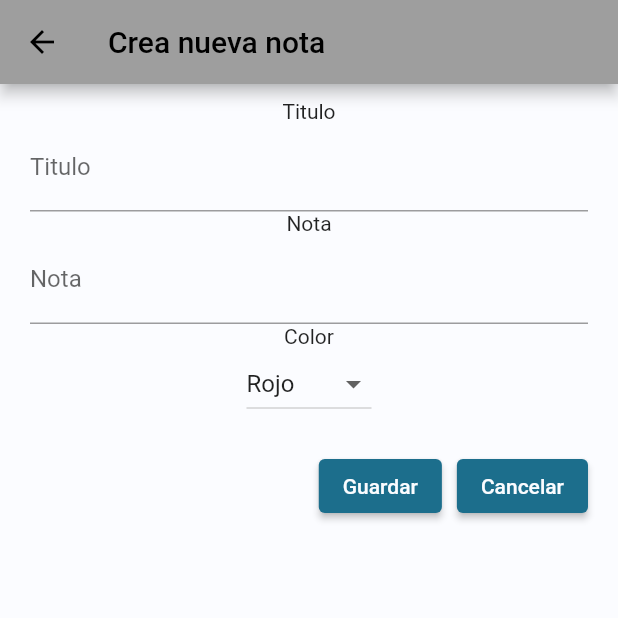
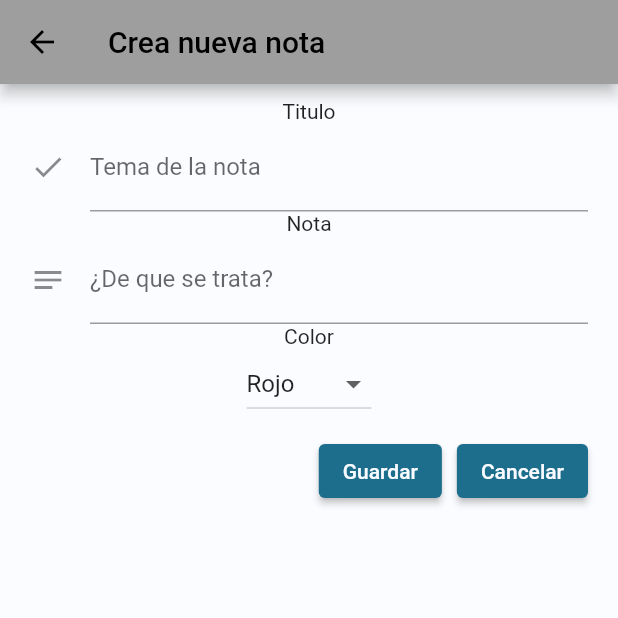
Before and after one commit to fercho-discuciones/Proyecto_final_equipo_7, a Flutter app: the Import screen opened directly, on a phone screen of 412 x 824 dp, the top half of it. Run offline on Flutter 3.47's test engine with Material 2 defaults, Android fonts, the phone set to English and light mode, and no system bars; our stand-ins replace shared_preferences, table_calendar; accounts and stored records are empty.

Commit message:
solved bugs

```diff
--- a/lib/CreateNote.dart
+++ b/lib/CreateNote.dart
@@ -30,7 +30,7 @@ class _ImportState extends State<Import> {
                 });
               },
               decoration: InputDecoration(
-                labelText: 'Titulo'),
+                icon: Icon(Icons.check) , labelText: 'Tema de la nota')
             ),
             Text('Nota'),
             TextFormField(
@@ -40,12 +40,12 @@ class _ImportState extends State<Import> {
                 });
               },
               decoration: InputDecoration(
-                labelText: 'Nota',
+                icon:Icon(Icons.notes_outlined),labelText: '¿De que se trata?',
               )
             ),
             Text('Color'),
             DropdownButton<Color>(
-              hint: Text("Hola"),
+              //hint: Text("Hola"),
               value: selectedColor,
               onChanged: (color) {
                 setState(() {
@@ -81,7 +81,7 @@ class _ImportState extends State<Import> {
                 ),
               ],
             ),
-            SizedBox(height: 20),
+            SizedBox(height: 10),
             Row(
               mainAxisAlignment: MainAxisAlignment.end,
               children:[
--- a/lib/Drawer.dart
+++ b/lib/Drawer.dart
@@ -108,7 +108,7 @@ class _MyDrawerState extends State<MyDrawer> {
   getName() async{
     SharedPreferences prefs = await SharedPreferences.getInstance();
 
-    name = await prefs.getString('nam')??"";
+    name = await prefs.getString('nam')??"Usuario";
     setState(()=>name);
     //n = name.substring(0,1);
   }
--- a/lib/FirstScreen.dart
+++ b/lib/FirstScreen.dart
@@ -50,9 +50,9 @@ class _FirstScreenState extends State<FirstScreen> {
       a = a.substring(17);
       if(a != '00.000Z'){
         texto = "Sin fecha establecida";
-        print(focusedDay);
+        /*print(focusedDay);
         print(nowday);
-        print(a);
+        print(a);*/
         }
       else{texto = b;}
       Nota nota = Nota(data['title'], data['cont'], data['them'],texto);
@@ -207,7 +207,7 @@ class _FirstScreenState extends State<FirstScreen> {
     SharedPreferences prefs = await SharedPreferences.getInstance();
     indexa = prefs.getInt('value') ?? 0;
 
-    name = await prefs.getString('nam')??"";
+    name = await prefs.getString('nam')??"Usuario";
     setState(()=>name);
 
     //int inde = await prefs.getInt('index')??0;
```
